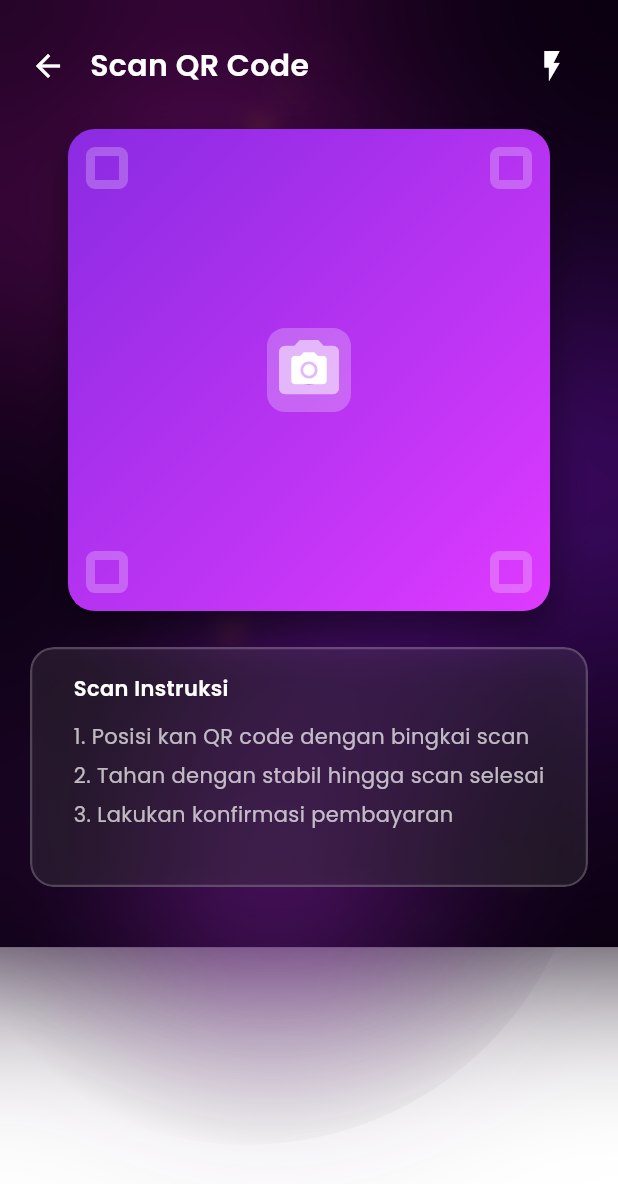
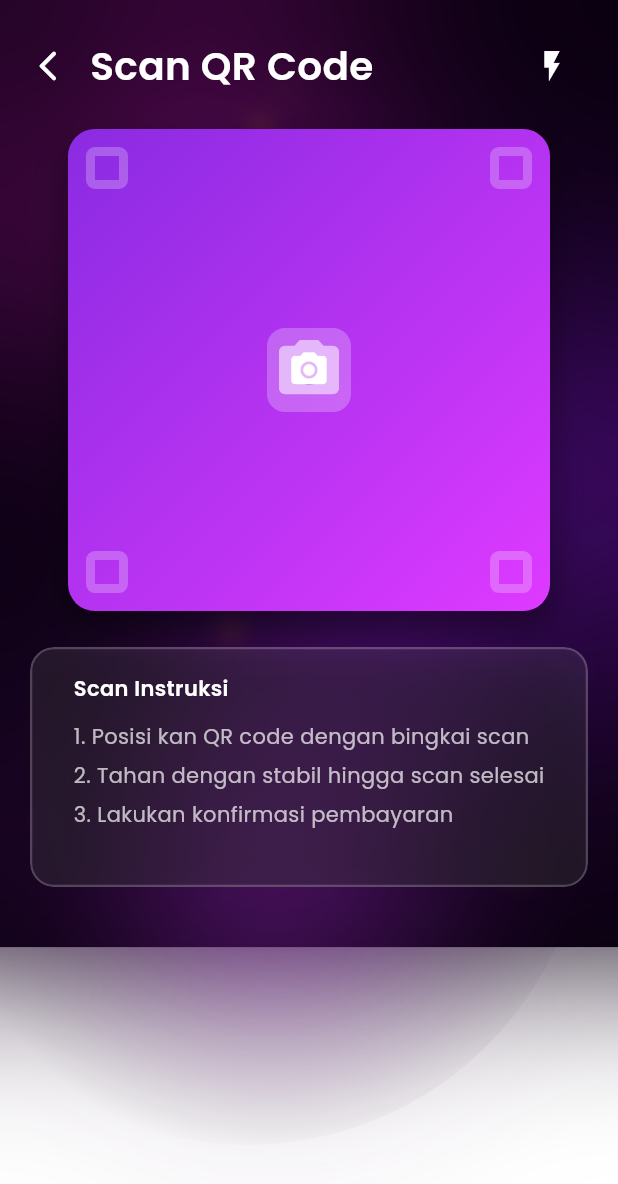
Before and after one commit to Wrrynn/4RT05, a Flutter app: the ScanPage screen opened by its route, on a phone screen of 412 x 824 dp. Shown: the top 1184 px of the screen. Run offline on Flutter 3.47's test engine with Material 3 defaults, Android fonts, the phone set to English and light mode, and no system bars; our stand-ins replace curved_navigation_bar, image_picker, supabase_flutter; accounts and stored records are empty.

Commit message:
Membenarkan app bar di tiap pages navbar

```diff
--- a/lib/pages/history.dart
+++ b/lib/pages/history.dart
@@ -100,6 +100,7 @@ class HistoryPage extends StatelessWidget {
               style: TextStyle(
                 color: Colors.white,
                 fontWeight: FontWeight.bold,
+                fontSize: 26,
               ),
             ),
             actions: const [
--- a/lib/pages/homePage.dart
+++ b/lib/pages/homePage.dart
@@ -27,7 +27,7 @@ class _HomepageState extends State<Homepage> {
     return Scaffold(
       extendBody: true,
       extendBodyBehindAppBar: true,
-      appBar: buildAppBar(),
+      appBar: _pageIndex == 0 ? buildAppBar() : null,
       body: BackgroundApp(
         child: SafeArea(
           child: _buildPage(_pageIndex),
--- a/lib/pages/pool.dart
+++ b/lib/pages/pool.dart
@@ -33,7 +33,7 @@ class _PoolPageState extends State<PoolPage> {
           style: TextStyle(
             color: Colors.white,
             fontWeight: FontWeight.w700,
-            fontSize: 18,
+            fontSize: 26,
           ),
         ),
         actions: [
--- a/lib/pages/scan.dart
+++ b/lib/pages/scan.dart
@@ -55,11 +55,11 @@ class _ScanPageState extends State<ScanPage> {
                       children: [
                         GestureDetector(
                           onTap: () => Navigator.of(context).maybePop(),
-                          child: const Icon(Icons.arrow_back, color: Colors.white),
+                          child: const Icon(Icons.arrow_back_ios_new_rounded, color: Colors.white),
                         ),
                         const SizedBox(width: 16),
                         const Expanded(
-                          child: Text('Scan QR Code', style: TextStyle(color: Colors.white, fontSize: 20, fontWeight: FontWeight.w600)),
+                          child: Text('Scan QR Code', style: TextStyle(color: Colors.white, fontSize: 26, fontWeight: FontWeight.w600)),
                         ),
                         IconButton(
                           onPressed: () {},
```
